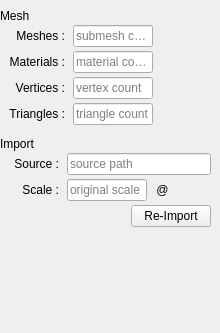
Above: src/plugins/mesh/meshproperties.ui from pniekamp/datum-studio before the change. Below: the same form after it.
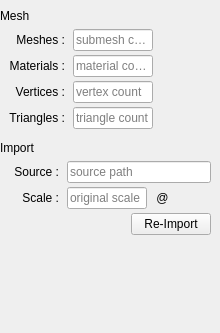
That is the form after the change. Icons and pictures are not drawn. Custom widgets are drawn as their Qt base class.

The edit to the form file:
```diff
--- a/src/plugins/mesh/meshproperties.ui
+++ b/src/plugins/mesh/meshproperties.ui
@@ -100,7 +100,7 @@
            <number>9</number>
           </property>
           <property name="topMargin">
-           <number>2</number>
+           <number>6</number>
           </property>
           <property name="rightMargin">
            <number>9</number>
@@ -108,7 +108,7 @@
           <property name="bottomMargin">
            <number>12</number>
           </property>
-          <item row="1" column="0">
+          <item row="0" column="0">
            <widget class="QLabel" name="MeshesLabel">
             <property name="minimumSize">
              <size>
@@ -124,7 +124,7 @@
             </property>
            </widget>
           </item>
-          <item row="1" column="1">
+          <item row="0" column="1">
            <widget class="QLineEdit" name="Meshes">
             <property name="sizePolicy">
              <sizepolicy hsizetype="Preferred" vsizetype="Fixed">
@@ -149,7 +149,7 @@
             </property>
            </widget>
           </item>
-          <item row="2" column="0">
+          <item row="1" column="0">
            <widget class="QLabel" name="MaterialsLabel">
             <property name="minimumSize">
              <size>
@@ -165,7 +165,7 @@
             </property>
            </widget>
           </item>
-          <item row="2" column="1">
+          <item row="1" column="1">
            <widget class="QLineEdit" name="Materials">
             <property name="sizePolicy">
              <sizepolicy hsizetype="Preferred" vsizetype="Fixed">
@@ -190,7 +190,23 @@
             </property>
            </widget>
           </item>
-          <item row="3" column="1">
+          <item row="2" column="0">
+           <widget class="QLabel" name="VerticesLabel">
+            <property name="minimumSize">
+             <size>
+              <width>50</width>
+              <height>0</height>
+             </size>
+            </property>
+            <property name="text">
+             <string>Vertices :</string>
+            </property>
+            <property name="alignment">
+             <set>Qt::AlignRight|Qt::AlignTrailing|Qt::AlignVCenter</set>
+            </property>
+           </widget>
+          </item>
+          <item row="2" column="1">
            <widget class="QLineEdit" name="Vertices">
             <property name="sizePolicy">
              <sizepolicy hsizetype="Preferred" vsizetype="Fixed">
@@ -216,47 +232,6 @@
            </widget>
           </item>
           <item row="3" column="0">
-           <widget class="QLabel" name="VerticesLabel">
-            <property name="minimumSize">
-             <size>
-              <width>50</width>
-              <height>0</height>
-             </size>
-            </property>
-            <property name="text">
-             <string>Vertices :</string>
-            </property>
-            <property name="alignment">
-             <set>Qt::AlignRight|Qt::AlignTrailing|Qt::AlignVCenter</set>
-            </property>
-           </widget>
-          </item>
-          <item row="4" column="1">
-           <widget class="QLineEdit" name="Triangles">
-            <property name="sizePolicy">
-             <sizepolicy hsizetype="Preferred" vsizetype="Fixed">
-              <horstretch>0</horstretch>
-              <verstretch>0</verstretch>
-             </sizepolicy>
-            </property>
-            <property name="maximumSize">
-             <size>
-              <width>80</width>
-              <height>16777215</height>
-             </size>
-            </property>
-            <property name="text">
-             <string/>
-            </property>
-            <property name="readOnly">
-             <bool>true</bool>
-            </property>
-            <property name="placeholderText">
-             <string>triangle count</string>
-            </property>
-           </widget>
-          </item>
-          <item row="4" column="0">
            <widget class="QLabel" name="TrignalesLabel">
             <property name="minimumSize">
              <size>
@@ -272,6 +247,31 @@
             </property>
            </widget>
           </item>
+          <item row="3" column="1">
+           <widget class="QLineEdit" name="Triangles">
+            <property name="sizePolicy">
+             <sizepolicy hsizetype="Preferred" vsizetype="Fixed">
+              <horstretch>0</horstretch>
+              <verstretch>0</verstretch>
+             </sizepolicy>
+            </property>
+            <property name="maximumSize">
+             <size>
+              <width>80</width>
+              <height>16777215</height>
+             </size>
+            </property>
+            <property name="text">
+             <string/>
+            </property>
+            <property name="readOnly">
+             <bool>true</bool>
+            </property>
+            <property name="placeholderText">
+             <string>triangle count</string>
+            </property>
+           </widget>
+          </item>
          </layout>
         </item>
         <item>
@@ -299,7 +299,7 @@
            <number>9</number>
           </property>
           <property name="topMargin">
-           <number>2</number>
+           <number>6</number>
           </property>
           <property name="rightMargin">
            <number>9</number>
@@ -307,7 +307,7 @@
           <property name="bottomMargin">
            <number>12</number>
           </property>
-          <item row="1" column="0">
+          <item row="0" column="0">
            <widget class="QLabel" name="ImportSrcLabel">
             <property name="minimumSize">
              <size>
@@ -323,7 +323,7 @@
             </property>
            </widget>
           </item>
-          <item row="1" column="1">
+          <item row="0" column="1">
            <widget class="QcFileLineEdit" name="ImportSrc">
             <property name="sizePolicy">
              <sizepolicy hsizetype="Expanding" vsizetype="Fixed">
@@ -336,7 +336,7 @@
             </property>
            </widget>
           </item>
-          <item row="2" column="0">
+          <item row="1" column="0">
            <widget class="QLabel" name="ImportWidthLabel">
             <property name="minimumSize">
              <size>
@@ -352,7 +352,7 @@
             </property>
            </widget>
           </item>
-          <item row="2" column="1">
+          <item row="1" column="1">
            <layout class="QHBoxLayout" name="horizontalLayout_2">
             <property name="spacing">
              <number>2</number>
@@ -408,7 +408,7 @@
             </item>
            </layout>
           </item>
-          <item row="3" column="1">
+          <item row="2" column="1">
            <layout class="QHBoxLayout" name="horizontalLayout">
             <item>
              <spacer name="horizontalSpacer">
```
